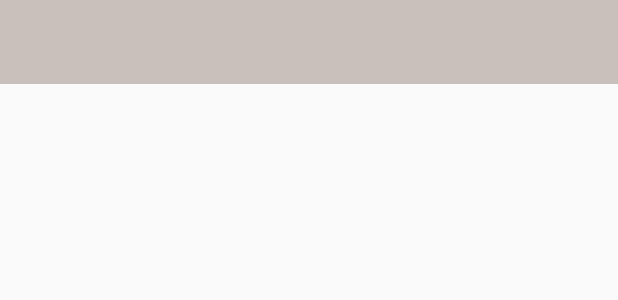
After one commit to siergieyk/AD340_Application, an Android app: the layout activity_about_page.xml on its own in the app's theme, with its tools: preview values and no code run, on a phone screen of 412 x 824 dp. The commit adds this screen. Shown: the top 300 px of the screen. Run offline under Robolectric (Android 15) with nearby library versions, the phone set to English and light mode, and no system bars.

Commit message:
added navBar and infoicon that directs to about page

```diff
--- a/SpellChecker/app/build.gradle
+++ b/SpellChecker/app/build.gradle
@@ -27,4 +27,5 @@ dependencies {
     androidTestImplementation 'com.android.support.test:runner:1.0.2'
     androidTestImplementation 'com.android.support.test.espresso:espresso-core:3.0.2'
     implementation 'com.android.support:gridlayout-v7:28.0.0'
+    implementation "com.android.support:support-core-utils:28.0.0"
 }
--- /dev/null
+++ b/SpellChecker/app/src/main/res/layout/activity_about_page.xml
@@ -0,0 +1,13 @@
+<?xml version="1.0" encoding="utf-8"?>
+<android.support.design.widget.CoordinatorLayout
+    xmlns:android="http://schemas.android.com/apk/res/android"
+    xmlns:tools="http://schemas.android.com/tools"
+    android:layout_width="match_parent"
+    android:layout_height="match_parent"
+    tools:context=".aboutPage">
+
+    <include
+        layout="@layout/toolbar_layout"/>
+
+
+</android.support.design.widget.CoordinatorLayout>
--- /dev/null
+++ b/SpellChecker/app/src/main/res/layout/toolbar_layout.xml
@@ -0,0 +1,12 @@
+<?xml version="1.0" encoding="utf-8"?>
+<android.support.v7.widget.Toolbar
+    xmlns:android="http://schemas.android.com/apk/res/android"
+    xmlns:app="http://schemas.android.com/apk/res-auto"
+    android:layout_width="match_parent"
+    android:layout_height="?attr/actionBarSize"
+    android:background="?attr/colorPrimary"
+    android:theme="@style/ThemeOverlay.AppCompat.Dark.ActionBar"
+    app:popupTheme="@style/Theme.AppCompat.Light"
+    android:id="@+id/toolBar">
+
+</android.support.v7.widget.Toolbar>
--- a/SpellChecker/app/src/main/res/values/colors.xml
+++ b/SpellChecker/app/src/main/res/values/colors.xml
@@ -1,6 +1,6 @@
 <?xml version="1.0" encoding="utf-8"?>
 <resources>
-    <color name="colorPrimary">#008577</color>
-    <color name="colorPrimaryDark">#00574B</color>
-    <color name="colorAccent">#D81B60</color>
+    <color name="colorPrimary">#c9c0bb</color>
+    <color name="colorPrimaryDark">#a79890</color>
+    <color name="colorAccent">#f4f2f1</color>
 </resources>
--- a/SpellChecker/app/src/main/res/values/strings.xml
+++ b/SpellChecker/app/src/main/res/values/strings.xml
@@ -3,4 +3,6 @@
     <string name="sendButton">send</string>
     <string name="title_activity_main2">Main2Activity</string>
     <string name="title_activity_main22">Main2Activity2</string>
+    <string name="title_activity_about">About</string>
+    <string name="title_activity_about_page">aboutPage</string>
 </resources>
--- a/SpellChecker/app/src/main/res/values/styles.xml
+++ b/SpellChecker/app/src/main/res/values/styles.xml
@@ -1,7 +1,7 @@
 <resources>
 
     <!-- Base application theme. -->
-    <style name="AppTheme" parent="Theme.AppCompat.Light.DarkActionBar">
+    <style name="AppTheme" parent="Theme.AppCompat.Light.NoActionBar">
         <!-- Customize your theme here. -->
         <item name="colorPrimary">@color/colorPrimary</item>
         <item name="colorPrimaryDark">@color/colorPrimaryDark</item>
```
Also changed, not shown: SpellChecker/app/src/main/AndroidManifest.xml (+6 -13 lines), SpellChecker/app/src/main/java/com/example/spellchecker/MainActivity.java (+26 -3 lines), SpellChecker/app/src/main/java/com/example/spellchecker/aboutPage.java (added, +18 -0 lines), SpellChecker/app/src/main/res/layout/activity_main.xml (+32 -50 lines), SpellChecker/app/src/main/res/layout/content_about_page.xml (added, +10 -0 lines), SpellChecker/app/src/main/res/menu/app_bar_info.xml (added, +11 -0 lines), SpellChecker/app/src/main/res/mipmap-hdpi/info.png (added), 1 other file.
